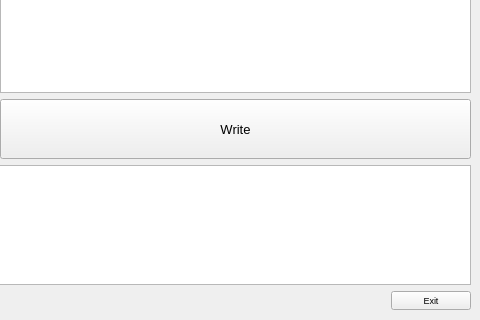
Before: the Qt Designer form mainwindow.ui in horvathzoltan/sdclone, drawn with Qt 5; both pictures show x 506 to 986 and y 248 to 568 of the 986 by 568 pixel window.
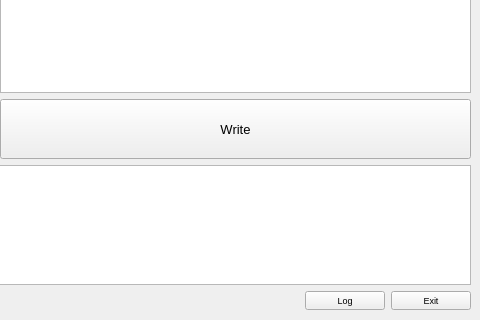
After: the same form once the commit is applied.

Diff of the .ui file:
```diff
--- a/mainwindow.ui
+++ b/mainwindow.ui
@@ -146,6 +146,13 @@
         </property>
        </spacer>
       </item>
+      <item>
+       <widget class="QPushButton" name="pushButton_log">
+        <property name="text">
+         <string>Log</string>
+        </property>
+       </widget>
+      </item>
       <item>
        <widget class="QPushButton" name="pushButton_exit">
         <property name="text">
```
Left out of the diff: 3 changed lines with no effect on the pictures.
